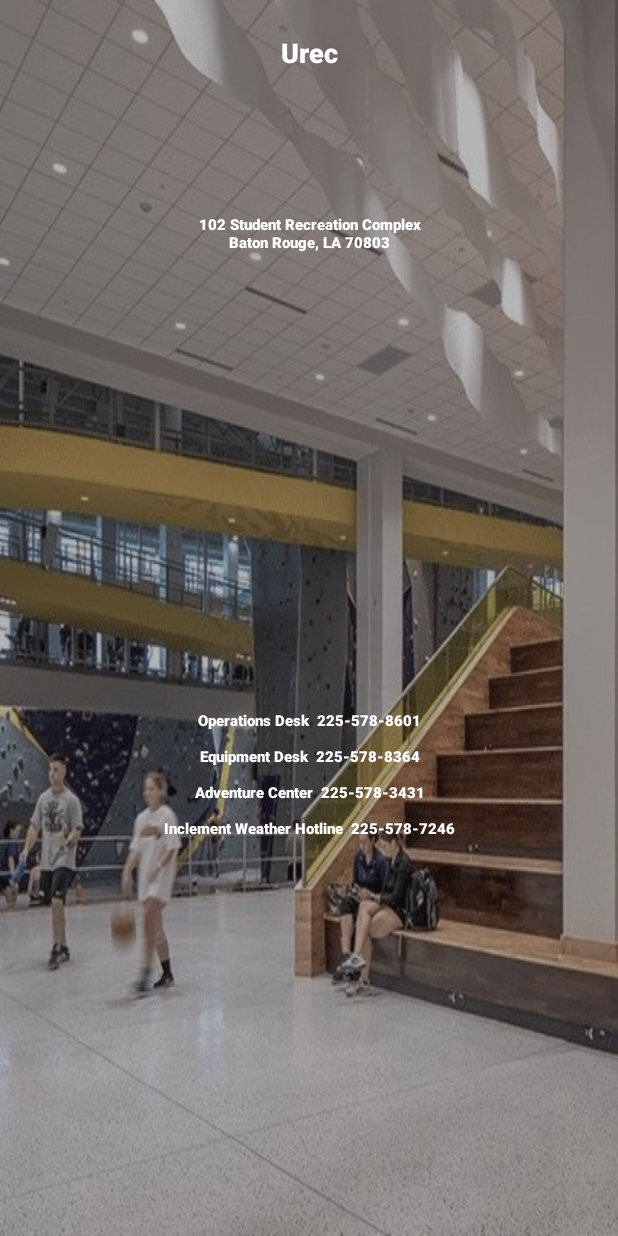
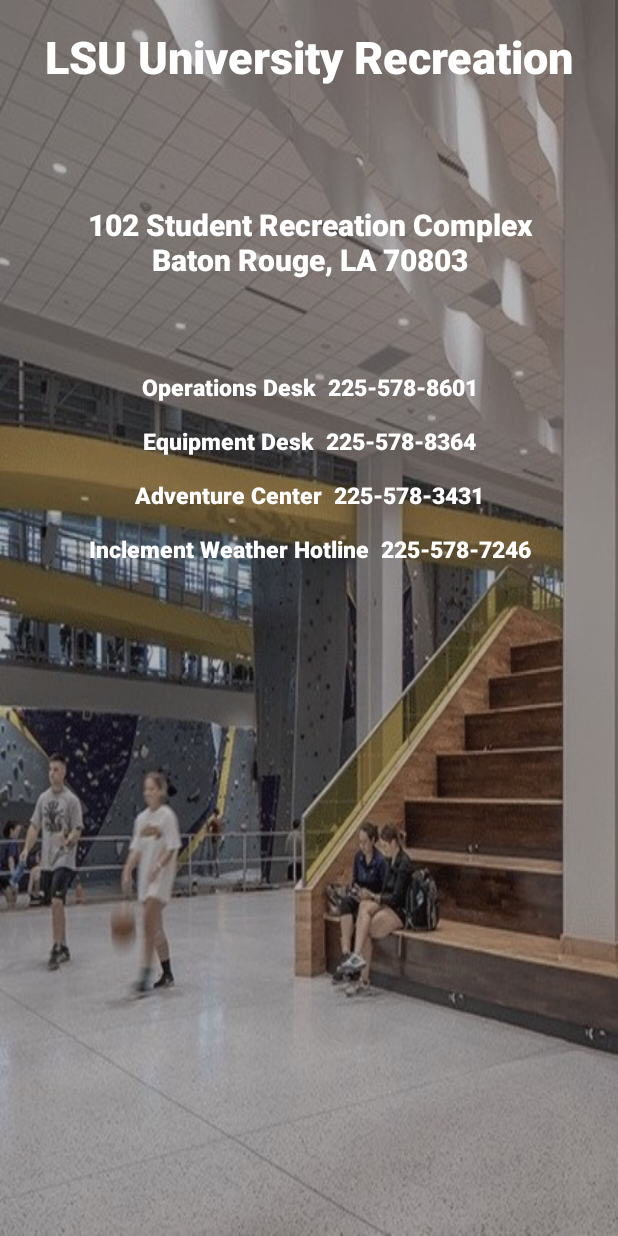
Before and after one commit to claireew02/UrecApp, an Android app: the screen it shows after launch (Urec), after a tap on "UREC INFO", on a phone screen of 412 x 824 dp. Run offline under Robolectric (Android 15) with nearby library versions, the phone set to English and light mode, and no system bars.

Commit message:
Changed font sizes

```diff
--- a/app/src/main/java/com/example/urecmapapp/UrecInfo.java
+++ b/app/src/main/java/com/example/urecmapapp/UrecInfo.java
@@ -10,7 +10,7 @@ public class UrecInfo {
     private static final UrecInfo INSTANCE = new UrecInfo();
 
     private UrecInfo() {
-        this.name = "Urec";
+        this.name = "LSU University Recreation";
         this.address = "102 Student Recreation Complex\n" +
                 "Baton Rouge, LA 70803";
         this.phoneNumbers = "Operations Desk  225-578-8601\n" +
--- a/app/src/main/res/layout/urec.xml
+++ b/app/src/main/res/layout/urec.xml
@@ -12,31 +12,31 @@
     <TextView
         android:id="@+id/name"
         android:layout_width="match_parent"
-        android:layout_height="70dp"
+        android:layout_height="76dp"
         android:gravity="center"
         android:text="urecText"
         android:textColor="#FFFF"
-        android:textSize="18sp"
+        android:textSize="30sp"
         android:textStyle="bold" />
 
     <TextView
         android:id="@+id/address"
         android:layout_width="match_parent"
-        android:layout_height="172dp"
+        android:layout_height="171dp"
         android:gravity="center"
         android:text="address"
         android:textColor="#FFFF"
-        android:textSize="10sp"
+        android:textSize="20sp"
         android:textStyle="bold" />
 
     <TextView
         android:id="@+id/phoneNumbers"
         android:layout_width="match_parent"
         android:layout_height="549dp"
-        android:gravity="center"
+        android:gravity="center_horizontal"
         android:text="phone numbers"
         android:textColor="#FFFF"
-        android:textSize="10sp"
+        android:textSize="15sp"
         android:textStyle="bold" />
 
     <TextView
```
